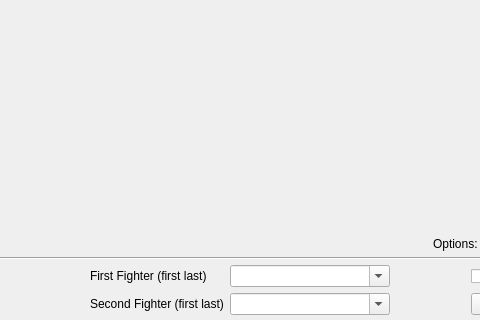
This is base/MainWindow.ui in fmuecke/Ipponboard as Qt 5 draws it before an edit; both pictures show x 158 to 638 and y 280 to 600 of the 800 by 600 pixel window. The edited form follows.
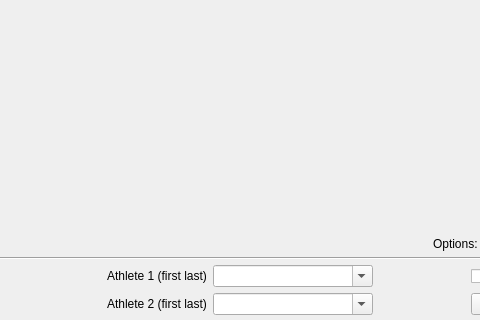
This is the edited form. Icons and pictures are not drawn.

Diff of the .ui file:
```diff
--- a/base/MainWindow.ui
+++ b/base/MainWindow.ui
@@ -434,7 +434,7 @@
          <string notr="true"/>
         </property>
         <property name="text">
-         <string>First Fighter (first last)</string>
+         <string>Athlete 1 (first last)</string>
         </property>
        </widget>
       </item>
@@ -455,7 +455,7 @@
          <enum>QFrame::Shadow::Plain</enum>
         </property>
         <property name="text">
-         <string>Second Fighter (first last)</string>
+         <string>Athlete 2 (first last)</string>
         </property>
        </widget>
       </item>
```
Left out of the diff: 4 changed lines with no effect on the pictures.
